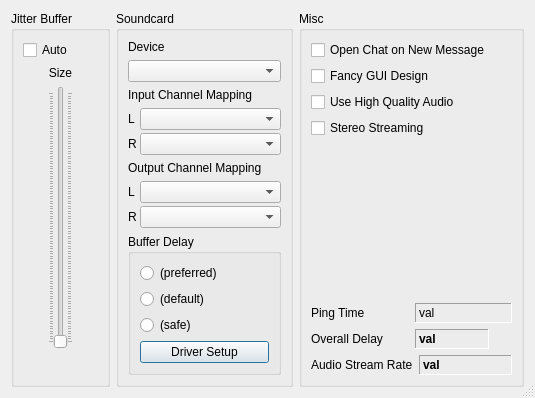
Old version of the form src/clientsettingsdlgbase.ui in the repository Daninet/jamulus.
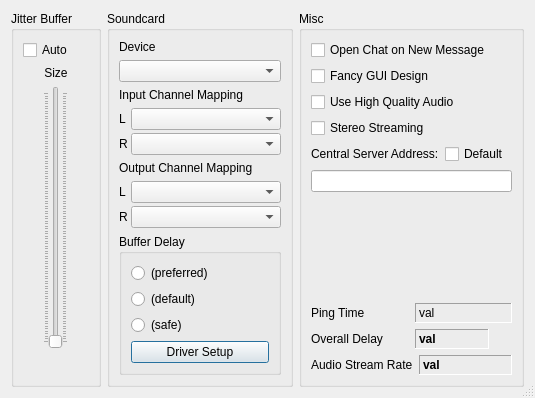
New version of the form. Icons and pictures are not drawn. Custom widgets are drawn as their Qt base class.

Commit message: added central server setting

What changed in the file:
```diff
--- a/src/clientsettingsdlgbase.ui
+++ b/src/clientsettingsdlgbase.ui
@@ -192,7 +192,7 @@
       <item>
        <widget class="QComboBox" name="cbSoundcard" >
         <property name="sizePolicy" >
-         <sizepolicy vsizetype="Fixed" hsizetype="Minimum" >
+         <sizepolicy vsizetype="Fixed" hsizetype="Expanding" >
           <horstretch>0</horstretch>
           <verstretch>0</verstretch>
          </sizepolicy>
@@ -442,6 +442,34 @@
         </property>
        </widget>
       </item>
+      <item>
+       <layout class="QHBoxLayout" >
+        <item>
+         <widget class="QLabel" name="LabelCentralServerAddress" >
+          <property name="text" >
+           <string>Central Server Address:</string>
+          </property>
+         </widget>
+        </item>
+        <item>
+         <widget class="QCheckBox" name="cbDefaultCentralServer" >
+          <property name="text" >
+           <string>Default</string>
+          </property>
+         </widget>
+        </item>
+       </layout>
+      </item>
+      <item>
+       <widget class="QLineEdit" name="LineEditCentralServerAddress" >
+        <property name="sizePolicy" >
+         <sizepolicy vsizetype="Fixed" hsizetype="Expanding" >
+          <horstretch>0</horstretch>
+          <verstretch>0</verstretch>
+         </sizepolicy>
+        </property>
+       </widget>
+      </item>
       <item>
        <spacer>
         <property name="orientation" >
@@ -450,7 +478,7 @@
         <property name="sizeHint" >
          <size>
           <width>201</width>
-          <height>81</height>
+          <height>21</height>
          </size>
         </property>
        </spacer>
```
Left out of the diff: 19 changed lines with no effect on the pictures. The commit also changes 11 other files.
